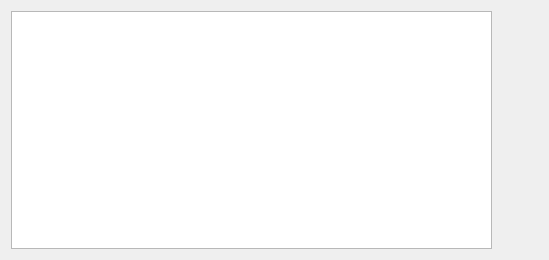
Old version of the form lib/kmfmultiurldialog.ui in the repository google-code-export/kmediafactory.
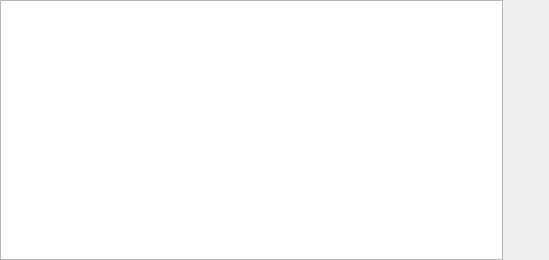
New version of the form. Custom widgets are drawn as their Qt base class.

The edit to the form file:
```diff
--- a/lib/kmfmultiurldialog.ui
+++ b/lib/kmfmultiurldialog.ui
@@ -14,7 +14,7 @@
   </property>
   <layout class="QVBoxLayout" >
    <property name="margin" >
-    <number>11</number>
+    <number>0</number>
    </property>
    <property name="spacing" >
     <number>6</number>
```
